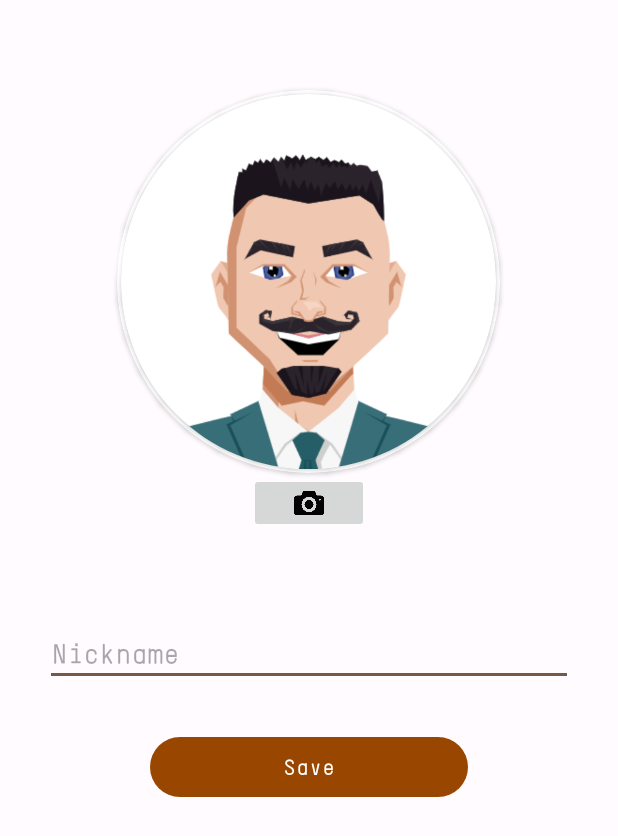
After one commit to ialexreis/amov-app, an Android app: the EditProfileActivity screen opened directly, with no data from a screen before it, on a phone screen of 412 x 824 dp. The commit adds this screen. Shown: the top 836 px of the screen. Run offline under Robolectric (Android 15) with nearby library versions, the phone set to English and light mode, and no system bars.

Commit message:
edit profile activity layout

```diff
--- a/app/src/main/AndroidManifest.xml
+++ b/app/src/main/AndroidManifest.xml
@@ -12,7 +12,13 @@
         android:supportsRtl="true"
         android:theme="@style/Theme.AgileMath"
         tools:targetApi="31">
-
+        <activity
+            android:name=".EditProfileActivity"
+            android:exported="false">
+            <meta-data
+                android:name="android.app.lib_name"
+                android:value="" />
+        </activity>
         <activity
             android:name=".MainMenuActivity"
             android:exported="true">
--- /dev/null
+++ b/app/src/main/java/com/alex/amov_app/EditProfileActivity.kt
@@ -0,0 +1,11 @@
+package com.alex.amov_app
+
+import androidx.appcompat.app.AppCompatActivity
+import android.os.Bundle
+
+class EditProfileActivity : AppCompatActivity() {
+    override fun onCreate(savedInstanceState: Bundle?) {
+        super.onCreate(savedInstanceState)
+        setContentView(R.layout.activity_edit_profile)
+    }
+}
--- /dev/null
+++ b/app/src/main/res/layout/activity_edit_profile.xml
@@ -0,0 +1,70 @@
+<?xml version="1.0" encoding="utf-8"?>
+<LinearLayout xmlns:android="http://schemas.android.com/apk/res/android"
+    xmlns:app="http://schemas.android.com/apk/res-auto"
+    xmlns:tools="http://schemas.android.com/tools"
+    android:layout_width="match_parent"
+    android:layout_height="match_parent"
+    android:orientation="vertical"
+    tools:context=".EditProfileActivity">
+
+    <LinearLayout
+        android:layout_width="match_parent"
+        android:layout_height="wrap_content"
+        android:layout_margin="30dp"
+        android:orientation="vertical">
+
+        <androidx.cardview.widget.CardView
+            android:layout_width="255dp"
+            android:layout_height="255dp"
+            android:layout_gravity="center"
+            android:layout_marginTop="30dp"
+            app:cardCornerRadius="250dp">
+
+            <androidx.cardview.widget.CardView
+                android:layout_width="250dp"
+                android:layout_height="250dp"
+                android:layout_gravity="center"
+                app:cardCornerRadius="250dp">
+
+                <ImageView
+                    android:id="@+id/imageView"
+                    android:layout_width="250dp"
+                    android:layout_height="250dp"
+                    android:contentDescription="@string/avatar"
+                    android:scaleType="centerCrop"
+                    android:src="@drawable/avatar" />
+
+            </androidx.cardview.widget.CardView>
+        </androidx.cardview.widget.CardView>
+
+        <ImageButton
+            android:src="@drawable/camera"
+            android:id="@+id/btnTakePicture"
+            android:layout_width="80dp"
+            android:layout_height="40dp"
+            android:layout_gravity="center"
+            android:contentDescription="@string/takepicture"
+            android:scaleType="fitCenter" />
+    </LinearLayout>
+
+    <EditText
+        android:id="@+id/nickname"
+        android:layout_width="match_parent"
+        android:layout_height="wrap_content"
+        android:layout_marginHorizontal="30dp"
+        android:layout_marginVertical="30dp"
+        android:ems="10"
+        android:hint="@string/nickname"
+        android:inputType="text">
+    </EditText>
+
+    <Button
+        android:id="@+id/saveProfile"
+        android:layout_width="match_parent"
+        android:layout_height="wrap_content"
+        android:layout_marginHorizontal="100dp"
+        android:text="@string/save"
+        android:layout_gravity="center_vertical" />
+
+
+</LinearLayout>
--- a/app/src/main/res/layout/activity_main_menu.xml
+++ b/app/src/main/res/layout/activity_main_menu.xml
@@ -36,7 +36,7 @@
             android:layout_margin="8dp"
             android:layout_width="match_parent"
             android:layout_height="wrap_content"
-            android:padding="16dp"
+            android:padding="20dp"
             android:onClick="onSimpleGame"
             android:text="@string/new_game" />
         <Button
@@ -44,7 +44,7 @@
             android:layout_margin="8dp"
             android:layout_width="match_parent"
             android:layout_height="wrap_content"
-            android:padding="16dp"
+            android:padding="20dp"
             android:onClick="onMultiplayerGame"
             android:text="@string/new_game_two_players"/>
         <Button
@@ -52,7 +52,7 @@
             android:layout_margin="8dp"
             android:layout_width="match_parent"
             android:layout_height="wrap_content"
-            android:padding="16dp"
+            android:padding="20dp"
             android:onClick="onEditProfile"
             android:text="@string/profile"/>
     </LinearLayout>
--- a/app/src/main/res/values-night/themes.xml
+++ b/app/src/main/res/values-night/themes.xml
@@ -28,5 +28,6 @@
         <item name="colorSurfaceInverse">@color/md_theme_dark_inverseSurface</item>
         <item name="colorPrimaryInverse">@color/md_theme_dark_inversePrimary</item>
         <item name="fontFamily">@font/tstarmonoround</item>
+        <item name="android:textStyle">bold</item>
     </style>
 </resources>
--- a/app/src/main/res/values/strings.xml
+++ b/app/src/main/res/values/strings.xml
@@ -4,4 +4,8 @@
     <string name="new_game">Single Player</string>
     <string name="new_game_two_players">Multiplayer</string>
     <string name="profile">Player Profile</string>
+    <string name="nickname">Nickname</string>
+    <string name="save">Save</string>
+    <string name="takepicture">Take Picture</string>
+    <string name="avatar">Avatar</string>
 </resources>
--- a/app/src/main/res/values/themes.xml
+++ b/app/src/main/res/values/themes.xml
@@ -28,5 +28,6 @@
         <item name="colorSurfaceInverse">@color/md_theme_light_inverseSurface</item>
         <item name="colorPrimaryInverse">@color/md_theme_light_inversePrimary</item>
         <item name="fontFamily">@font/tstarmonoround</item>
+        <item name="android:textStyle">bold</item>
     </style>
 </resources>
```
Also changed, not shown: app/src/main/res/drawable/avatar.png (added), app/src/main/res/drawable/camera.jpg (added).
